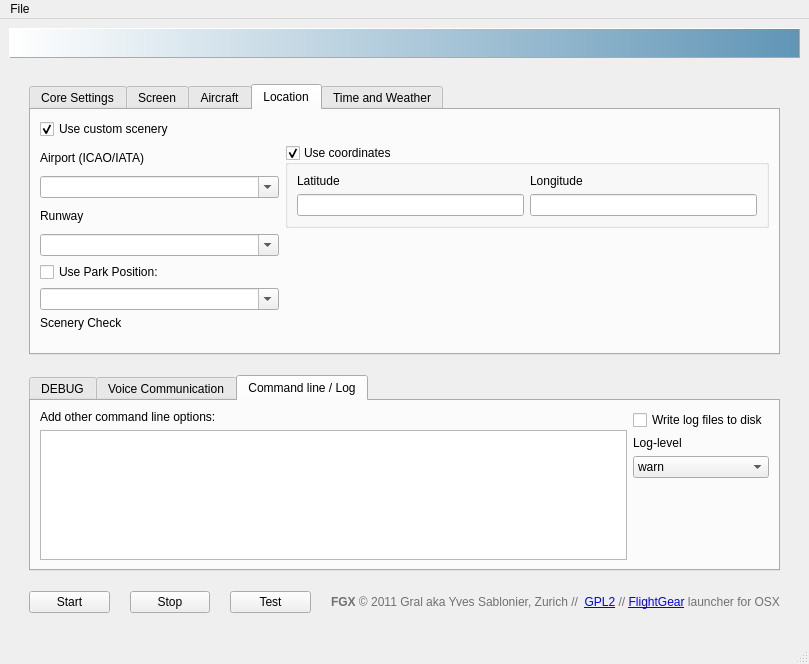
Before: the Qt Designer form src/fgx.ui in fgx/fgx, drawn with Qt 5.
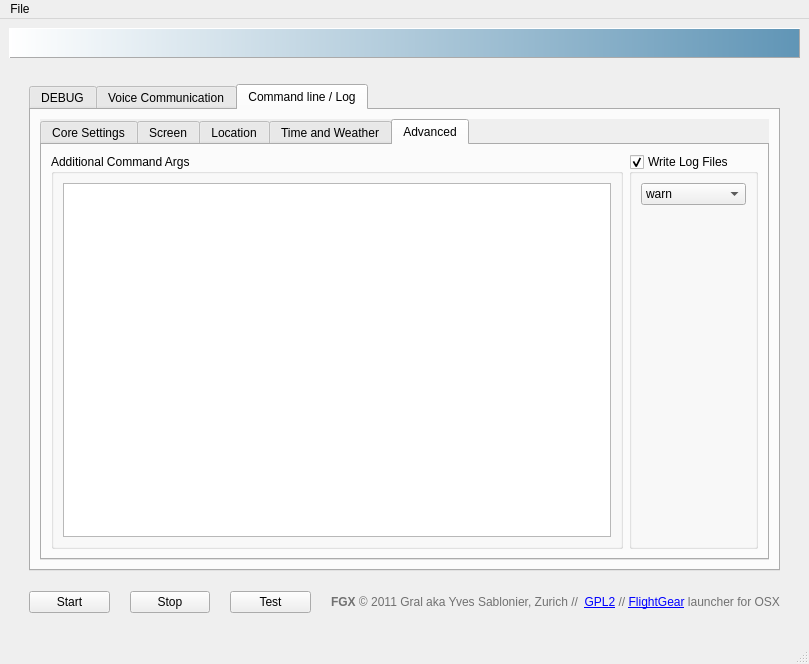
After: the same form once the commit is applied. The open tabs and pages were chosen to show the change. Icons and pictures are not drawn.

Commit message: Tidt advanced Tab

```diff
--- a/src/fgx.ui
+++ b/src/fgx.ui
@@ -53,6 +53,35 @@
        <number>20</number>
       </property>
       <item>
+       <widget class="QTabWidget" name="tabWidget">
+        <property name="styleSheet">
+         <string notr="true"/>
+        </property>
+        <property name="currentIndex">
+         <number>2</number>
+        </property>
+        <widget class="QWidget" name="bottomtab">
+         <attribute name="title">
+          <string>DEBUG</string>
+         </attribute>
+         <layout class="QGridLayout" name="gridLayout_2">
+          <item row="1" column="1">
+           <widget class="QPlainTextEdit" name="lineEditDebug"/>
+          </item>
+         </layout>
+        </widget>
+        <widget class="QWidget" name="tab_6">
+         <attribute name="title">
+          <string>Voice Communication</string>
+         </attribute>
+         <layout class="QGridLayout" name="gridLayout_3"/>
+        </widget>
+        <widget class="QWidget" name="tab_7">
+         <attribute name="title">
+          <string>Command line / Log</string>
+         </attribute>
+         <layout class="QHBoxLayout" name="horizontalLayout_2">
+          <item>
        <widget class="QTabWidget" name="tabs">
         <property name="autoFillBackground">
          <bool>true</bool>
@@ -299,12 +328,7 @@
          </attribute>
          <layout class="QVBoxLayout" name="verticalLayout_6"/>
         </widget>
-        <widget class="QWidget" name="tab">
-         <attribute name="title">
-          <string>Aircraft</string>
-         </attribute>
-         <layout class="QGridLayout" name="gridLayout_7"/>
-        </widget>
+
         <widget class="QWidget" name="tab_4">
          <attribute name="title">
           <string>Location</string>
@@ -645,69 +669,34 @@
           </item>
          </layout>
         </widget>
-       </widget>
-      </item>
-      <item>
-       <widget class="QTabWidget" name="tabWidget">
-        <property name="styleSheet">
-         <string notr="true"/>
-        </property>
-        <property name="currentIndex">
-         <number>0</number>
-        </property>
-        <widget class="QWidget" name="bottomtab">
+            <widget class="QWidget" name="tab_3">
          <attribute name="title">
-          <string>DEBUG</string>
-         </attribute>
-         <layout class="QGridLayout" name="gridLayout_2">
-          <item row="1" column="1">
-           <widget class="QPlainTextEdit" name="lineEditDebug"/>
-          </item>
-         </layout>
-        </widget>
-        <widget class="QWidget" name="tab_6">
-         <attribute name="title">
-          <string>Voice Communication</string>
-         </attribute>
-         <layout class="QGridLayout" name="gridLayout_3"/>
-        </widget>
-        <widget class="QWidget" name="tab_7">
-         <attribute name="title">
-          <string>Command line / Log</string>
-         </attribute>
-         <layout class="QHBoxLayout" name="horizontalLayout_2">
+              <string>Advanced</string>
+             </attribute>
+             <layout class="QHBoxLayout" name="horizontalLayout_5">
           <item>
-           <layout class="QVBoxLayout" name="verticalLayout_5">
-            <item>
-             <widget class="QLabel" name="label_loglevel_2">
-              <property name="text">
-               <string>Add other command line options:</string>
-              </property>
-             </widget>
-            </item>
+               <widget class="QGroupBox" name="groupBox_6">
+                <property name="title">
+                 <string>Additional Command Args</string>
+                </property>
+                <layout class="QVBoxLayout" name="verticalLayout_10">
             <item>
-             <widget class="QPlainTextEdit" name="commandLine"/>
-            </item>
-           </layout>
-          </item>
-          <item>
-           <layout class="QVBoxLayout" name="verticalLayout_4">
-            <item>
-             <widget class="QCheckBox" name="enableLog">
-              <property name="text">
-               <string>Write log files to disk</string>
-              </property>
+                  <widget class="QPlainTextEdit" name="lineEditExtraArgs"/>
+                 </item>
+                </layout>
              </widget>
             </item>
             <item>
-             <widget class="QLabel" name="label_loglevel">
-              <property name="text">
-               <string>Log-level</string>
-              </property>
-             </widget>
-            </item>
+               <widget class="QGroupBox" name="checkBoxLogEnabled">
+                <property name="title">
+                 <string>Write Log Files</string>
+                </property>
+                <property name="checkable">
+                 <bool>true</bool>
+                </property>
+                <layout class="QVBoxLayout" name="verticalLayout_7">
             <item>
-             <widget class="QComboBox" name="logLevel">
+                  <widget class="QComboBox" name="comboBoxLogLevel">
               <property name="currentIndex">
                <number>0</number>
               </property>
@@ -752,6 +741,11 @@
              </spacer>
             </item>
            </layout>
+               </widget>
+              </item>
+             </layout>
+            </widget>
+           </widget>
           </item>
          </layout>
         </widget>
```
Left out of the diff: 6 changed lines with no effect on the pictures. Lines whose indentation alone changed are shown as unchanged. The commit also changes 1 other file.
